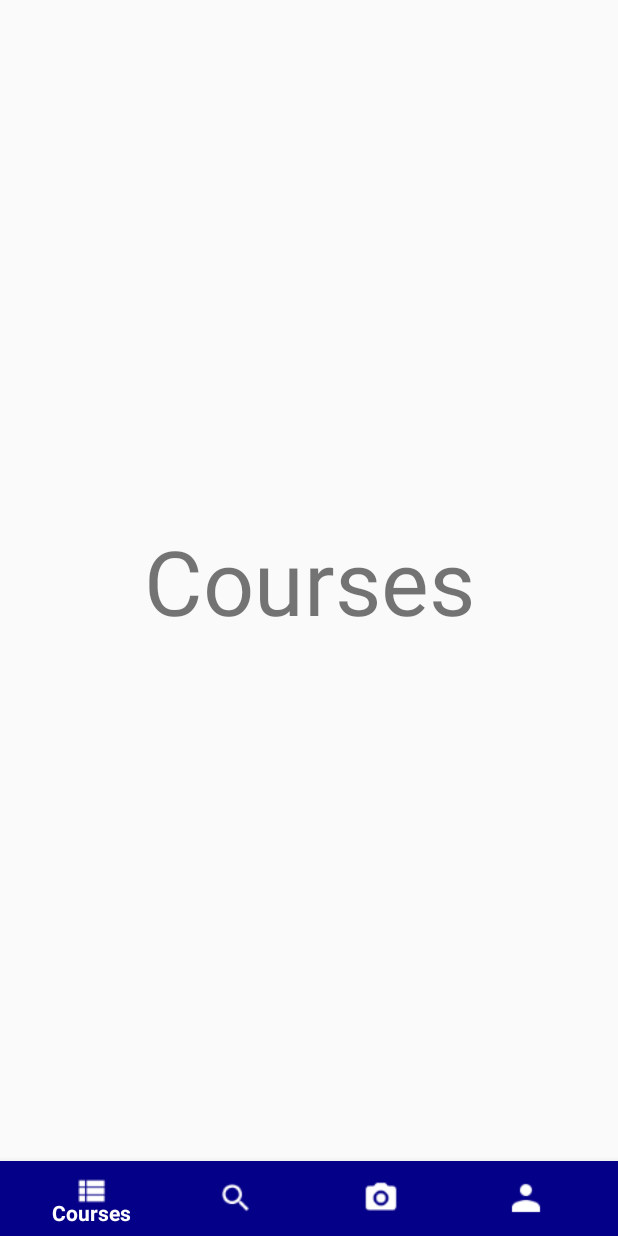
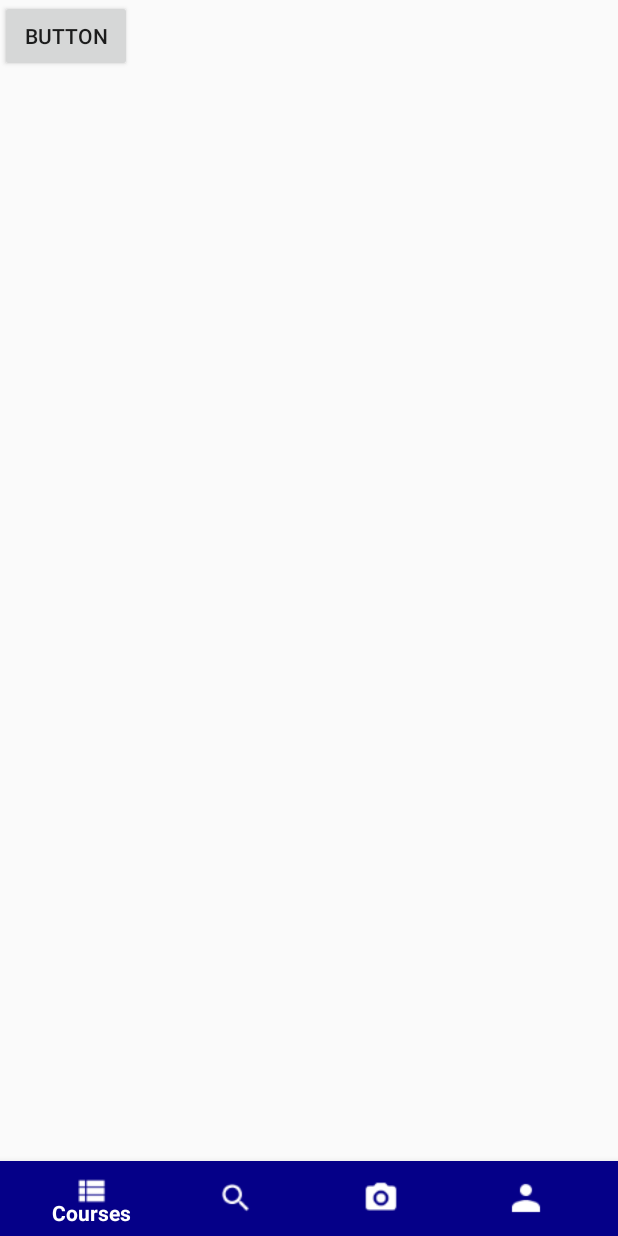
Before and after one commit to Uninstall-HCMUS/Anna, an Android app: the CoursesFragment screen opened directly, with no data from a screen before it, on a phone screen of 412 x 824 dp. Run offline under Robolectric (Android 15) with nearby library versions, the phone set to English and light mode, and no system bars; our stand-ins replace navigation-ui.

Commit message:
LearnVocabulary

```diff
--- a/app/build.gradle
+++ b/app/build.gradle
@@ -54,4 +54,5 @@ dependencies {
 
     implementation 'com.google.firebase:firebase-ml-vision:24.1.0'
     implementation 'com.google.firebase:firebase-ml-vision-barcode-model:16.1.2'
+    implementation 'com.github.pedromassango:doubleClick:3.0'
 }
--- a/app/src/main/java/com/example/anna/CoursesFragment.java
+++ b/app/src/main/java/com/example/anna/CoursesFragment.java
@@ -2,63 +2,74 @@ package com.example.anna;
 
 import android.os.Bundle;
 
+import androidx.annotation.NonNull;
+import androidx.annotation.Nullable;
 import androidx.fragment.app.Fragment;
+import androidx.navigation.NavController;
+import androidx.navigation.Navigation;
 
 import android.view.LayoutInflater;
 import android.view.View;
 import android.view.ViewGroup;
+import android.widget.Button;
+import android.widget.LinearLayout;
 
 /**
  * A simple {@link Fragment} subclass.
  * Use the {@link CoursesFragment#newInstance} factory method to
  * create an instance of this fragment.
  */
-public class CoursesFragment extends Fragment {
+public class CoursesFragment extends Fragment implements  View.OnClickListener {
 
-    // TODO: Rename parameter arguments, choose names that match
-    // the fragment initialization parameters, e.g. ARG_ITEM_NUMBER
-    private static final String ARG_PARAM1 = "param1";
-    private static final String ARG_PARAM2 = "param2";
-
-    // TODO: Rename and change types of parameters
-    private String mParam1;
-    private String mParam2;
+    MainActivity main;
+    private Button layout_LearnVocabulary;
+    private NavController navController;
 
     public CoursesFragment() {
         // Required empty public constructor
     }
 
-    /**
-     * Use this factory method to create a new instance of
-     * this fragment using the provided parameters.
-     *
-     * @param param1 Parameter 1.
-     * @param param2 Parameter 2.
-     * @return A new instance of fragment CoursesFragment.
-     */
-    // TODO: Rename and change types and number of parameters
-    public static CoursesFragment newInstance(String param1, String param2) {
+    public static CoursesFragment newInstance(String strArg1) {
         CoursesFragment fragment = new CoursesFragment();
-        Bundle args = new Bundle();
-        args.putString(ARG_PARAM1, param1);
-        args.putString(ARG_PARAM2, param2);
-        fragment.setArguments(args);
+        Bundle bundle = new Bundle();
+        bundle.putString("Arg1", strArg1);
+        fragment.setArguments(bundle);
         return fragment;
     }
 
     @Override
     public void onCreate(Bundle savedInstanceState) {
         super.onCreate(savedInstanceState);
-        if (getArguments() != null) {
-            mParam1 = getArguments().getString(ARG_PARAM1);
-            mParam2 = getArguments().getString(ARG_PARAM2);
-        }
+//        if (!(getActivity() instanceof MainCallbacks)) {
+//            throw new IllegalStateException("Activity must implement MainCallbacks");
+//        }
+        main = (MainActivity) getActivity();
     }
 
     @Override
-    public View onCreateView(LayoutInflater inflater, ViewGroup container,
-                             Bundle savedInstanceState) {
-        // Inflate the layout for this fragment
-        return inflater.inflate(R.layout.fragment_courses, container, false);
+    public View onCreateView(LayoutInflater inflater, ViewGroup container, Bundle savedInstanceState) {
+        LinearLayout fragment_courses = (LinearLayout) inflater.inflate(R.layout.fragment_courses, null);
+        return fragment_courses;
+    }
+
+    @Override
+    public void onViewCreated(@NonNull View view, @Nullable Bundle savedInstanceState) {
+        super.onViewCreated(view, savedInstanceState);
+
+        navController = Navigation.findNavController(view);
+
+        layout_LearnVocabulary = view.findViewById(R.id.layout_LearnVocabulary);
+
+        layout_LearnVocabulary.setOnClickListener(this);
+    }
+
+    @Override
+    public void onClick(View v) {
+        switch (v.getId()) {
+            case R.id.layout_LearnVocabulary: {
+                navController.navigate(R.id.action_coursesFragment_to_learnVocabulary);
+                break;
+            }
+        }
     }
 }
--- a/app/src/main/res/layout/fragment_courses.xml
+++ b/app/src/main/res/layout/fragment_courses.xml
@@ -3,14 +3,14 @@
     xmlns:tools="http://schemas.android.com/tools"
     android:layout_width="match_parent"
     android:layout_height="match_parent"
-    tools:context=".CoursesFragment">
+    tools:context=".CoursesFragment"
+    android:orientation="vertical">
 
     <!-- TODO: Update blank fragment layout -->
-    <TextView
-        android:gravity="center"
-        android:layout_width="match_parent"
-        android:layout_height="match_parent"
-        android:text="Courses"
-        android:textSize="60sp"/>
 
+    <Button
+        android:layout_width="wrap_content"
+        android:layout_height="wrap_content"
+        android:id="@+id/layout_LearnVocabulary"
+        android:text="Button"/>
 </LinearLayout>
--- a/app/src/main/res/layout/fragment_english_to_vietnamese.xml
+++ b/app/src/main/res/layout/fragment_english_to_vietnamese.xml
@@ -21,7 +21,8 @@
             android:layout_weight="8"
             android:background="@drawable/custom_textview"
             android:hint="Search"
-            android:padding="10dp" />
+            android:padding="10dp"/>
+
 
         <LinearLayout
 
--- a/app/src/main/res/navigation/nav_graph.xml
+++ b/app/src/main/res/navigation/nav_graph.xml
@@ -32,7 +32,11 @@
         android:id="@+id/coursesFragment"
         android:name="com.example.anna.CoursesFragment"
         android:label="fragment_courses"
-        tools:layout="@layout/fragment_courses" />
+        tools:layout="@layout/fragment_courses" >
+        <action
+            android:id="@+id/action_coursesFragment_to_learnVocabulary"
+            app:destination="@id/learnVocabulary" />
+    </fragment>
     <fragment
         android:id="@+id/lookUpFragment"
         android:name="com.example.anna.LookUpFragment"
@@ -64,4 +68,9 @@
         android:name="com.example.anna.EnglishToVietnameseFragment"
         android:label="fragment_english_to_vietnamese"
         tools:layout="@layout/fragment_english_to_vietnamese" />
+    <fragment
+        android:id="@+id/learnVocabulary"
+        android:name="com.example.anna.LearnVocabulary"
+        android:label="fragment_learn_vocabulary"
+        tools:layout="@layout/fragment_learn_vocabulary" />
 </navigation>
--- a/build.gradle
+++ b/build.gradle
@@ -16,6 +16,7 @@ allprojects {
     repositories {
         google()
         jcenter()
+        maven { url 'https://jitpack.io' }
     }
 }
 
```
Also changed, not shown: app/src/main/java/com/example/anna/LearnVocabulary.java (added, +156 -0 lines), app/src/main/res/layout/fragment_learn_vocabulary.xml (added, +82 -0 lines).
